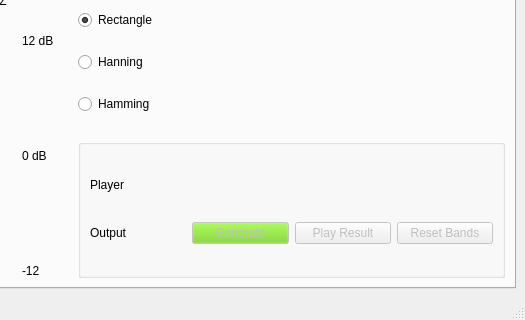
The window that Task2/testGUI.ui (Ahmad-Abdalmageed/DSP_tasks-) describes before a commit, drawn with Qt 5; both pictures show x 558 to 1083 and y 585 to 905 of the 1083 by 905 pixel window.
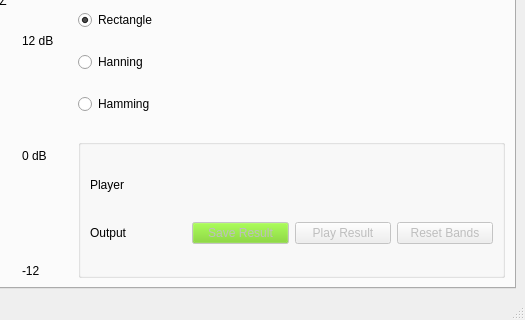
The same window after the commit. Icons and pictures are not drawn. Custom widgets are drawn as their Qt base class.

```diff
--- a/Task2/testGUI.ui
+++ b/Task2/testGUI.ui
@@ -257,7 +257,7 @@
                 </palette>
                </property>
                <property name="text">
-                <string>Generate</string>
+                <string>Save Result</string>
                </property>
               </widget>
              </item>
```
Left out of the diff: 36 changed lines with no effect on the pictures.
